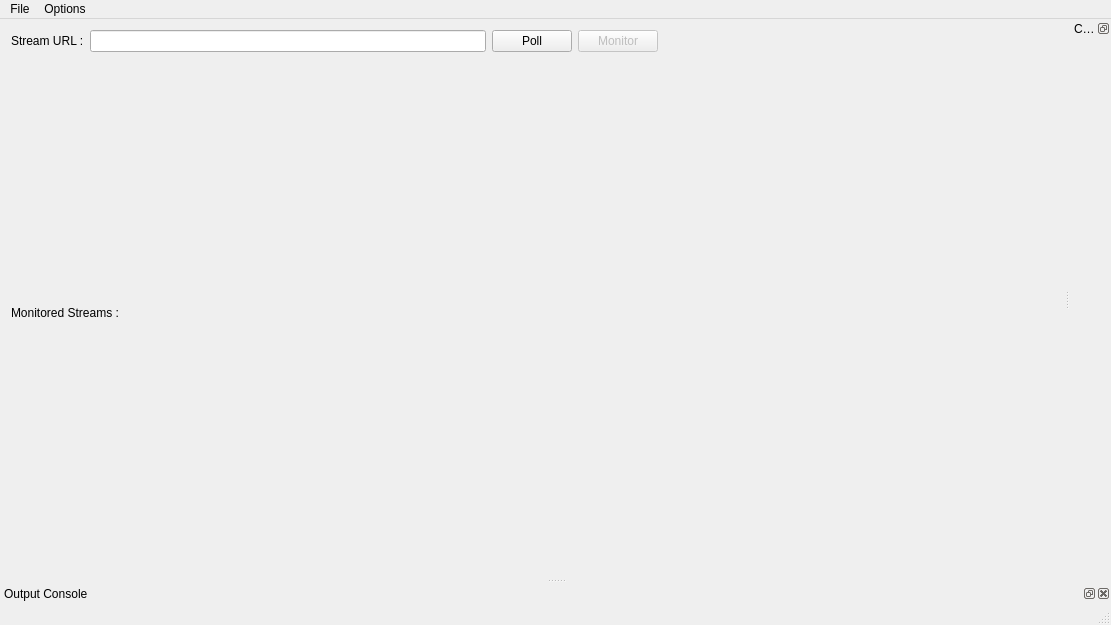
Before: the Qt Designer form src/GStreamUi.ui in Globidev/GlobiStream, drawn with Qt 5.
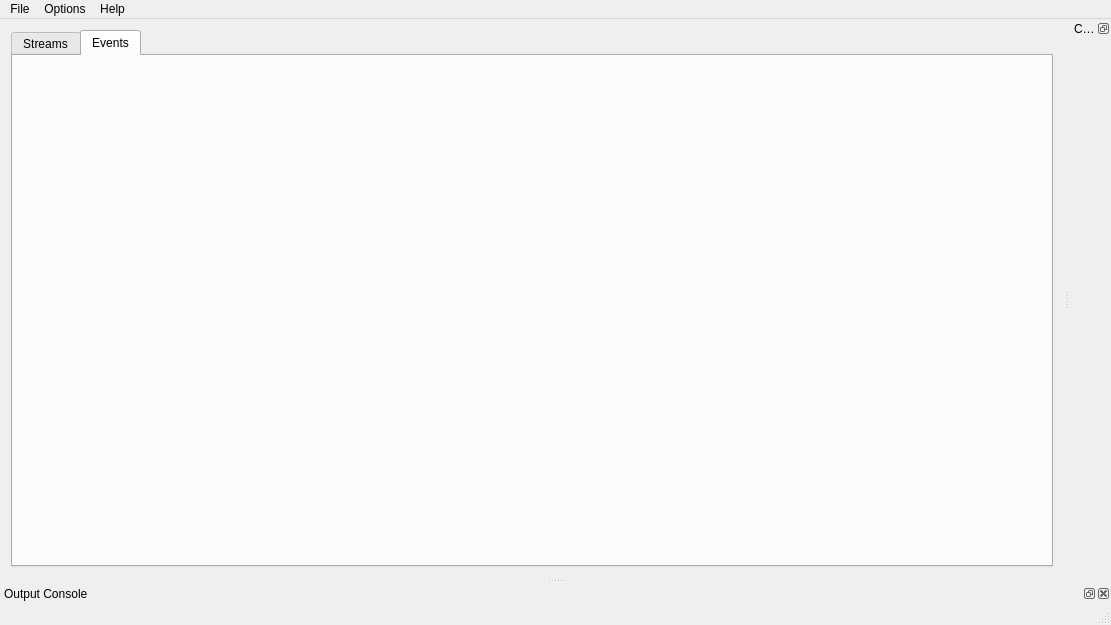
After: the same form once the commit is applied. The open tabs and pages were chosen to show the change.

Commit message: Added prototype for stream events

The edit to the form file:
```diff
--- a/src/GStreamUi.ui
+++ b/src/GStreamUi.ui
@@ -22,6 +22,16 @@
    </property>
    <layout class="QVBoxLayout" name="verticalLayout_2">
     <item>
+     <widget class="QTabWidget" name="tabWidget">
+      <property name="currentIndex">
+       <number>0</number>
+      </property>
+      <widget class="QWidget" name="tab">
+       <attribute name="title">
+        <string>Streams</string>
+       </attribute>
+       <layout class="QVBoxLayout" name="verticalLayout">
+        <item>
      <layout class="QVBoxLayout" name="ui_mainLayout">
       <item>
        <layout class="QHBoxLayout" name="ui_singleStreamLayout">
@@ -84,6 +94,20 @@
     </item>
    </layout>
   </widget>
+      <widget class="QWidget" name="tab_2">
+       <attribute name="title">
+        <string>Events</string>
+       </attribute>
+       <layout class="QVBoxLayout" name="verticalLayout_3">
+        <item>
+         <layout class="QVBoxLayout" name="ui_eventTableLayout"/>
+        </item>
+       </layout>
+      </widget>
+     </widget>
+    </item>
+   </layout>
+  </widget>
   <widget class="QStatusBar" name="ui_statusBar"/>
   <widget class="QMenuBar" name="menuBar">
    <property name="geometry">
@@ -110,8 +134,15 @@
     <addaction name="ui_a_Non_Monitored_Streams"/>
     <addaction name="ui_a_gomTV"/>
    </widget>
+   <widget class="QMenu" name="menuHelp">
+    <property name="title">
+     <string>Help</string>
+    </property>
+    <addaction name="ui_a_about"/>
+   </widget>
    <addaction name="menuFile"/>
    <addaction name="menuOptions"/>
+   <addaction name="menuHelp"/>
   </widget>
   <widget class="QDockWidget" name="ui_dockOutput">
    <property name="windowTitle">
```
Left out of the diff: 5 changed lines with no effect on the pictures. Lines whose indentation alone changed are shown as unchanged. The commit also changes 12 other files.
